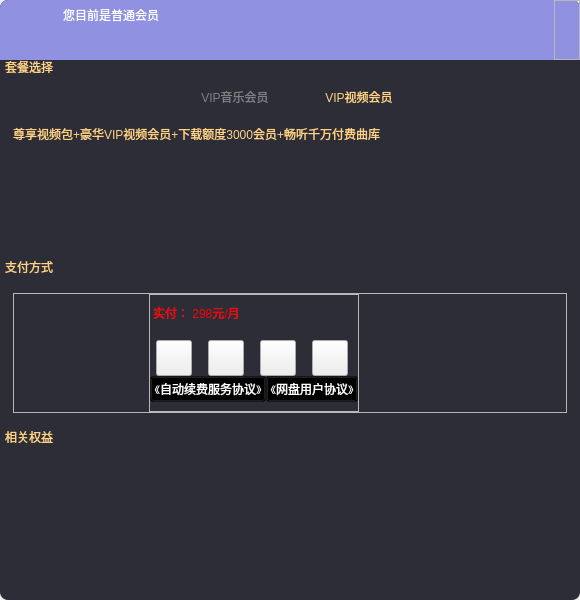
This is VideoPlayer/mainwidget/vipmember/BuyVip.ui in huizhang556/pc-video-player as Qt 5 draws it before an edit. The edited form follows.
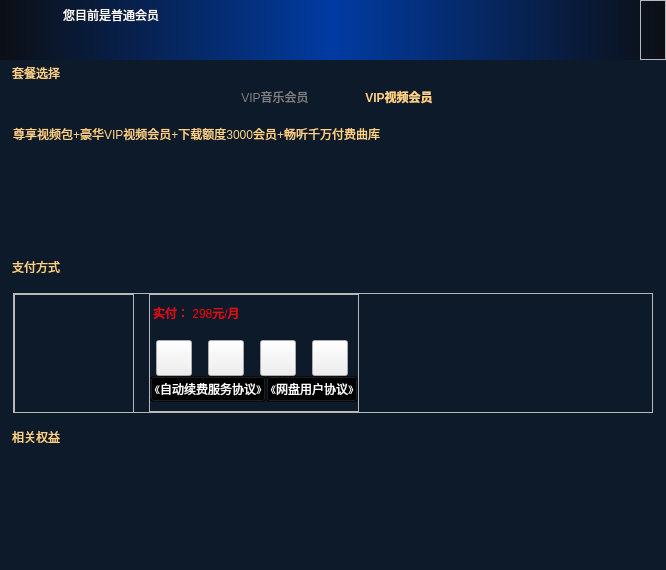
This is the edited form. The open tabs and pages were chosen to show the change. Icons and pictures are not drawn. Custom widgets are drawn as their Qt base class.

The edit to the form file:
```diff
--- a/VideoPlayer/mainwidget/vipmember/BuyVip.ui
+++ b/VideoPlayer/mainwidget/vipmember/BuyVip.ui
@@ -6,14 +6,20 @@
    <rect>
     <x>0</x>
     <y>0</y>
-    <width>580</width>
-    <height>600</height>
+    <width>666</width>
+    <height>570</height>
    </rect>
   </property>
   <property name="minimumSize">
    <size>
-    <width>580</width>
-    <height>600</height>
+    <width>666</width>
+    <height>570</height>
+   </size>
+  </property>
+  <property name="maximumSize">
+   <size>
+    <width>666</width>
+    <height>570</height>
    </size>
   </property>
   <property name="windowTitle">
@@ -43,8 +49,8 @@
      <property name="styleSheet">
       <string notr="true">#frame_main
 {
-border-radius:8px;
-background-color: #2c2d36;
+border-radius:0px;
+background-color: rgb(13, 26, 42);
 }</string>
      </property>
      <property name="frameShape">
@@ -86,10 +92,10 @@
         <property name="styleSheet">
          <string notr="true">#frame_title
 {
-border-radius:8px;
+border-radius:0px;
 border-bottom-right-radius:0px;
 border-bottom-left-radius:0px;
-background-color: rgb(145, 145, 226);
+background-color:qlineargradient(spread:pad,x1:0,y1:0,x2:1,y2:0,stop:0 #0c0f14, stop:0.5  #013ba2, stop:1 #0c0f14);
 }</string>
         </property>
         <property name="frameShape">
@@ -160,6 +166,7 @@
                 <string notr="true">QPushButton
 {
 color: white;
+font: 800 10pt &quot;Microsoft YaHei UI&quot;;
 border: none;
 text-align: left;
 padding-left: 3px;
@@ -323,7 +330,7 @@
 {
  subcontrol-origin: margin;
  subcontrol-position: top left;
- padding: 0 3px;
+ padding: 6px 0px 10px 10px;
 }</string>
         </property>
         <property name="title">
@@ -368,7 +375,7 @@
 
 QTabWidget::tab-bar 
 {
-    left: 160px; /* move to the right by 5px */
+    left: 200px; /* move to the right by 5px */
 }
 
 QTabBar::tab 
@@ -392,6 +399,7 @@
 QTabBar::tab:selected 
 {
 	color: rgb(255, 211, 134);
+	font-weight:bold;
 	border: 0px solid #9B9B9B;
     border-bottom-color: #C2C7CB; /* same as pane color */
 }
@@ -646,7 +654,7 @@
 {
  subcontrol-origin: margin;
  subcontrol-position: top left;
- padding: 0 3px;
+  padding: 0px 0px 10px 10px;
 }</string>
         </property>
         <property name="title">
@@ -736,7 +744,7 @@
                    <number>15</number>
                   </property>
                   <item>
-                   <widget class="QLabel" name="label_paycode">
+                   <widget class="QFrame" name="frame_erweima">
                     <property name="minimumSize">
                      <size>
                       <width>120</width>
@@ -750,14 +758,44 @@
                      </size>
                     </property>
                     <property name="styleSheet">
-                     <string notr="true">QLabel
+                     <string notr="true">#frame_erweima
+{
+border-image: url(:/images/bgpic/show_rect.png);
+}</string>
+                    </property>
+                    <property name="frameShape">
+                     <enum>QFrame::StyledPanel</enum>
+                    </property>
+                    <property name="frameShadow">
+                     <enum>QFrame::Raised</enum>
+                    </property>
+                    <layout class="QVBoxLayout" name="verticalLayout_13">
+                     <item>
+                      <widget class="QLabel" name="label_paycode">
+                       <property name="minimumSize">
+                        <size>
+                         <width>100</width>
+                         <height>100</height>
+                        </size>
+                       </property>
+                       <property name="maximumSize">
+                        <size>
+                         <width>100</width>
+                         <height>100</height>
+                        </size>
+                       </property>
+                       <property name="styleSheet">
+                        <string notr="true">QLabel
 {
 border-image: url(:/images/user/newlogin_QRcode.png);
 }</string>
-                    </property>
-                    <property name="text">
-                     <string/>
-                    </property>
+                       </property>
+                       <property name="text">
+                        <string/>
+                       </property>
+                      </widget>
+                     </item>
+                    </layout>
                    </widget>
                   </item>
                   <item>
@@ -1006,13 +1044,13 @@
         <property name="minimumSize">
          <size>
           <width>0</width>
-          <height>160</height>
+          <height>140</height>
          </size>
         </property>
         <property name="maximumSize">
          <size>
           <width>16777215</width>
-          <height>160</height>
+          <height>140</height>
          </size>
         </property>
         <property name="styleSheet">
@@ -1029,7 +1067,7 @@
 {
  subcontrol-origin: margin;
  subcontrol-position: top left;
- padding: 0 3px;
+ padding: 0 10px;
 }</string>
         </property>
         <property name="title">
@@ -1043,7 +1081,7 @@
           <number>10</number>
          </property>
          <property name="topMargin">
-          <number>0</number>
+          <number>15</number>
          </property>
          <property name="rightMargin">
           <number>10</number>
@@ -1170,7 +1208,7 @@
         <property name="sizeHint" stdset="0">
          <size>
           <width>20</width>
-          <height>7</height>
+          <height>40</height>
          </size>
         </property>
        </spacer>
```
Left out of the diff: 4 changed lines with no effect on the pictures.
